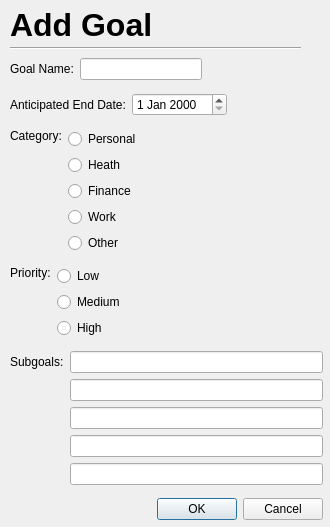
This is UI/AddGoal.ui in cis422-goaltracker/goaltracker as Qt 5 draws it before an edit. The edited form follows.
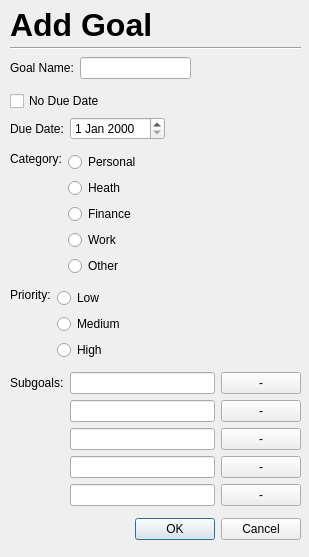
This is the edited form.

Diff of the .ui file:
```diff
--- a/UI/AddGoal.ui
+++ b/UI/AddGoal.ui
@@ -6,8 +6,8 @@
    <rect>
     <x>0</x>
     <y>0</y>
-    <width>330</width>
-    <height>527</height>
+    <width>309</width>
+    <height>557</height>
    </rect>
   </property>
   <property name="windowTitle">
@@ -18,8 +18,8 @@
     <rect>
      <x>10</x>
      <y>51</y>
-     <width>313</width>
-     <height>481</height>
+     <width>291</width>
+     <height>496</height>
     </rect>
    </property>
    <layout class="QVBoxLayout" name="verticalLayout">
@@ -51,11 +51,20 @@
      </layout>
     </item>
     <item>
+     <layout class="QVBoxLayout" name="verticalLayout_5">
+      <item>
+       <widget class="QCheckBox" name="checkBox">
+        <property name="text">
+         <string>No Due Date</string>
+        </property>
+       </widget>
+      </item>
+      <item>
      <layout class="QHBoxLayout" name="horizontalLayout_2">
       <item>
        <widget class="QLabel" name="endDateLabel">
         <property name="text">
-         <string>Anticipated End Date:</string>
+           <string>Due Date:</string>
         </property>
        </widget>
       </item>
@@ -77,6 +86,8 @@
       </item>
      </layout>
     </item>
+     </layout>
+    </item>
     <item>
      <layout class="QHBoxLayout" name="horizontalLayout_3">
       <item alignment="Qt::AlignLeft|Qt::AlignTop">
@@ -215,18 +226,6 @@
     </item>
     <item>
      <layout class="QGridLayout" name="gridLayout">
-      <item row="3" column="1">
-       <widget class="QLineEdit" name="subgoal4"/>
-      </item>
-      <item row="1" column="1">
-       <widget class="QLineEdit" name="subgoal2"/>
-      </item>
-      <item row="0" column="1">
-       <widget class="QLineEdit" name="subgoal1"/>
-      </item>
-      <item row="2" column="1">
-       <widget class="QLineEdit" name="subgoal3"/>
-      </item>
       <item row="0" column="0">
        <widget class="QLabel" name="subgoalLabel">
         <property name="text">
@@ -234,9 +233,56 @@
         </property>
        </widget>
       </item>
+      <item row="1" column="1">
+       <widget class="QLineEdit" name="subgoal2"/>
+      </item>
       <item row="4" column="1">
        <widget class="QLineEdit" name="subgoal5"/>
       </item>
+      <item row="3" column="1">
+       <widget class="QLineEdit" name="subgoal4"/>
+      </item>
+      <item row="2" column="1">
+       <widget class="QLineEdit" name="subgoal3"/>
+      </item>
+      <item row="0" column="1">
+       <widget class="QLineEdit" name="subgoal1"/>
+      </item>
+      <item row="0" column="2">
+       <widget class="QPushButton" name="deleteButton1">
+        <property name="text">
+         <string> - </string>
+        </property>
+       </widget>
+      </item>
+      <item row="1" column="2">
+       <widget class="QPushButton" name="deleteButton2">
+        <property name="text">
+         <string> - </string>
+        </property>
+       </widget>
+      </item>
+      <item row="2" column="2">
+       <widget class="QPushButton" name="deleteButton3">
+        <property name="text">
+         <string> - </string>
+        </property>
+       </widget>
+      </item>
+      <item row="3" column="2">
+       <widget class="QPushButton" name="deleteButton4">
+        <property name="text">
+         <string> - </string>
+        </property>
+       </widget>
+      </item>
+      <item row="4" column="2">
+       <widget class="QPushButton" name="deleteButton5">
+        <property name="text">
+         <string> - </string>
+        </property>
+       </widget>
+      </item>
      </layout>
     </item>
     <item>
```
Lines whose indentation alone changed are shown as unchanged.
